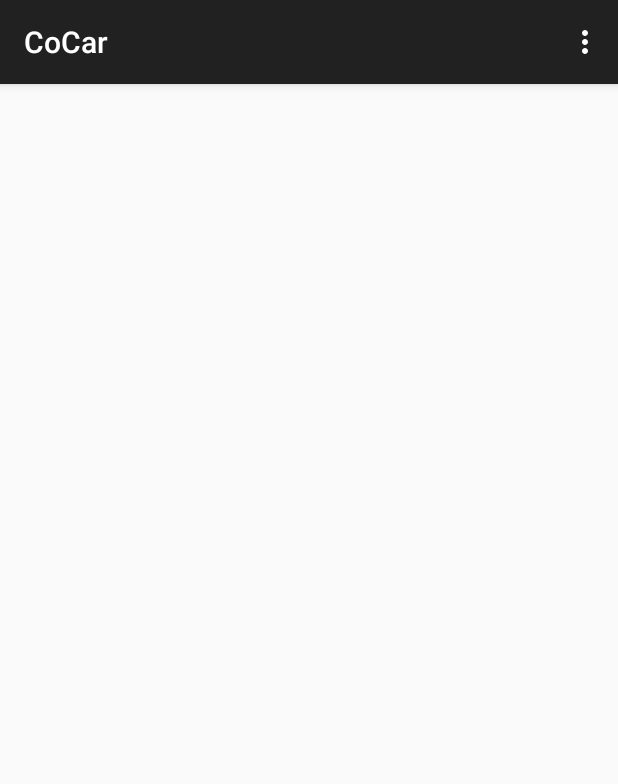
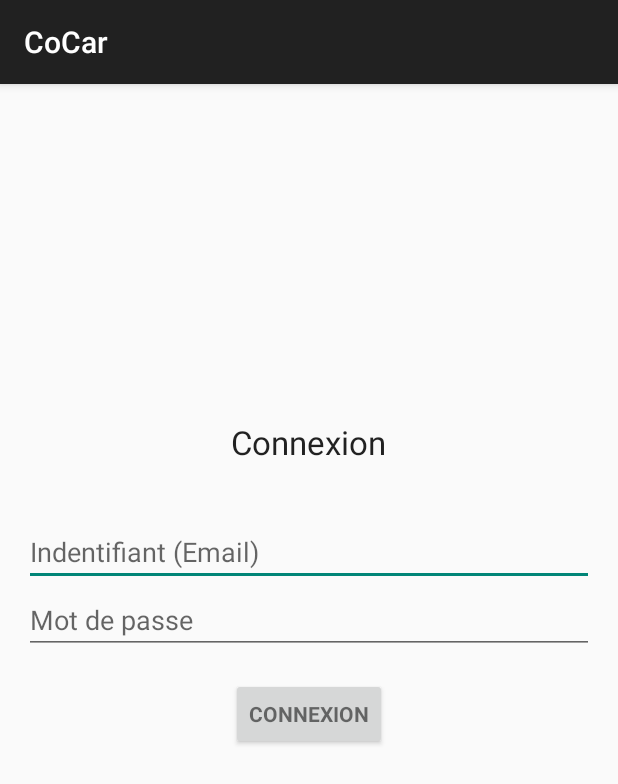
Before and after one commit to JonathanLavoie/CoCar, an Android app: the screen it shows after launch (main before the commit, Login after it), on a phone screen of 412 x 824 dp. Shown: the top 784 px of the screen. Run offline under Robolectric (Android 15) with nearby library versions, the phone set to English and light mode, and no system bars.

Commit message:
Interface Connexion Logo de l'application

```diff
--- a/app/build.gradle
+++ b/app/build.gradle
@@ -5,7 +5,7 @@ android {
     buildToolsVersion "21.1.2"
 
     defaultConfig {
-        applicationId "com.example.cocar.cocar"
+        applicationId "com.jg.jl.tpmobile.cocar.cocar"
         minSdkVersion 15
         targetSdkVersion 21
         versionCode 1
--- a/app/src/main/AndroidManifest.xml
+++ b/app/src/main/AndroidManifest.xml
@@ -1,6 +1,6 @@
 <?xml version="1.0" encoding="utf-8"?>
 <manifest xmlns:android="http://schemas.android.com/apk/res/android"
-    package="com.example.cocar.cocar" >
+    package="com.jg.jl.tpmobile.cocar.cocar" >
 
     <application
         android:allowBackup="true"
@@ -8,7 +8,7 @@
         android:label="@string/app_name"
         android:theme="@style/AppTheme" >
         <activity
-            android:name=".main"
+            android:name=".Login"
             android:label="@string/app_name" >
             <intent-filter>
                 <action android:name="android.intent.action.MAIN" />
--- /dev/null
+++ b/app/src/main/java/com/jg/jl/tpmobile/cocar/cocar/Login.java
@@ -0,0 +1,16 @@
+package com.jg.jl.tpmobile.cocar.cocar;
+
+import android.support.v7.app.ActionBarActivity;
+import android.os.Bundle;
+import android.view.Menu;
+import android.view.MenuItem;
+
+
+public class Login extends ActionBarActivity {
+
+    @Override
+    protected void onCreate(Bundle savedInstanceState) {
+        super.onCreate(savedInstanceState);
+        setContentView(R.layout.activity_login);
+    }
+}
--- /dev/null
+++ b/app/src/main/res/layout/activity_login.xml
@@ -0,0 +1,80 @@
+<LinearLayout
+    xmlns:android="http://schemas.android.com/apk/res/android"
+    xmlns:tools="http://schemas.android.com/tools"
+    android:layout_width="match_parent"
+    android:layout_height="match_parent"
+    android:gravity="center|center_horizontal"
+    android:orientation="vertical"
+    android:paddingBottom="@dimen/activity_vertical_margin"
+    android:paddingLeft="@dimen/activity_horizontal_margin"
+    android:paddingRight="@dimen/activity_horizontal_margin"
+    android:paddingTop="@dimen/activity_vertical_margin"
+    tools:context="com.jg.jl.tpmobile.cocar.cocar.LoginActivity"
+    android:weightSum="1"
+    android:id="@+id/login">
+
+    <!-- Login progress -->
+    <ProgressBar
+        android:id="@+id/login_progress" style="?android:attr/progressBarStyleLarge"
+        android:layout_width="wrap_content"
+        android:layout_height="wrap_content"
+        android:layout_marginBottom="8dp"
+        android:visibility="gone" />
+
+    <TextView
+        android:layout_width="wrap_content"
+        android:layout_height="wrap_content"
+        android:textAppearance="?android:attr/textAppearanceLarge"
+        android:text="@string/txt_connexion"
+        android:id="@+id/textView"
+        android:layout_gravity="center_horizontal"
+        android:layout_weight="0.08" />
+
+    <AutoCompleteTextView
+        android:id="@+id/email"
+        android:layout_width="match_parent"
+        android:layout_height="wrap_content"
+        android:hint="@string/txt_hint_login"
+        android:inputType="textEmailAddress"
+        android:maxLines="1"
+        android:singleLine="true" />
+
+    <EditText
+        android:id="@+id/password"
+        android:layout_width="match_parent"
+        android:layout_height="wrap_content"
+        android:hint="@string/txt_hint_Password"
+        android:imeActionId="@+id/login"
+        android:imeActionLabel="@string/txt_hint_Password"
+        android:imeOptions="actionUnspecified"
+        android:inputType="textPassword"
+        android:maxLines="1"
+        android:singleLine="true" />
+
+    <Button
+        android:id="@+id/email_sign_in_button" style="?android:textAppearanceSmall"
+        android:layout_width="wrap_content"
+        android:layout_height="wrap_content"
+        android:layout_marginTop="16dp"
+        android:text="@string/txt_btn_connexion"
+        android:textStyle="bold"
+        android:layout_gravity="center_horizontal"
+        android:shadowColor="#ff00ff12" />
+
+    <ScrollView
+        android:id="@+id/login_form"
+        android:layout_width="match_parent"
+        android:layout_height="wrap_content"
+        android:fillViewport="false"
+        android:layout_marginTop="100dp">
+
+        <LinearLayout
+            android:id="@+id/email_login_form"
+            android:layout_width="match_parent"
+            android:layout_height="wrap_content"
+            android:orientation="vertical">
+
+        </LinearLayout>
+    </ScrollView>
+
+</LinearLayout>
```
Also changed, not shown: app/src/main/res/values/strings.xml (+20 -0 lines), app/src/main/ic_launcher-web.png (added), app/src/main/res/drawable-hdpi/car72.png (added), app/src/main/res/drawable-hdpi/ic_launcher.png, app/src/main/res/drawable-mdpi/car48.png (added), app/src/main/res/drawable-mdpi/ic_launcher.png, app/src/main/res/drawable-xhdpi/car96.png (added), app/src/main/res/drawable-xhdpi/ic_launcher.png, app/src/main/res/drawable-xxhdpi/car144.png (added), app/src/main/res/drawable-xxhdpi/ic_launcher.png, 2 other files.
